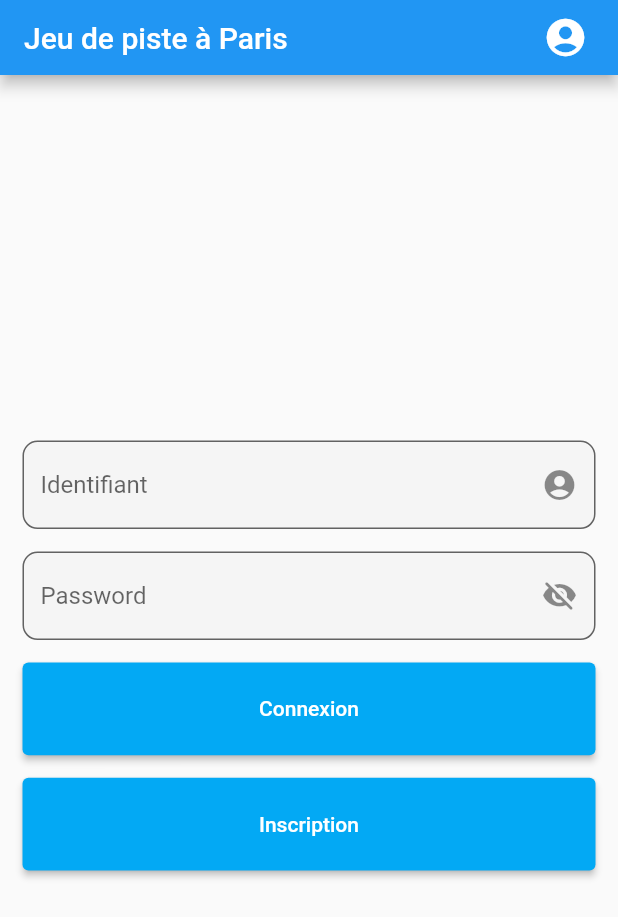
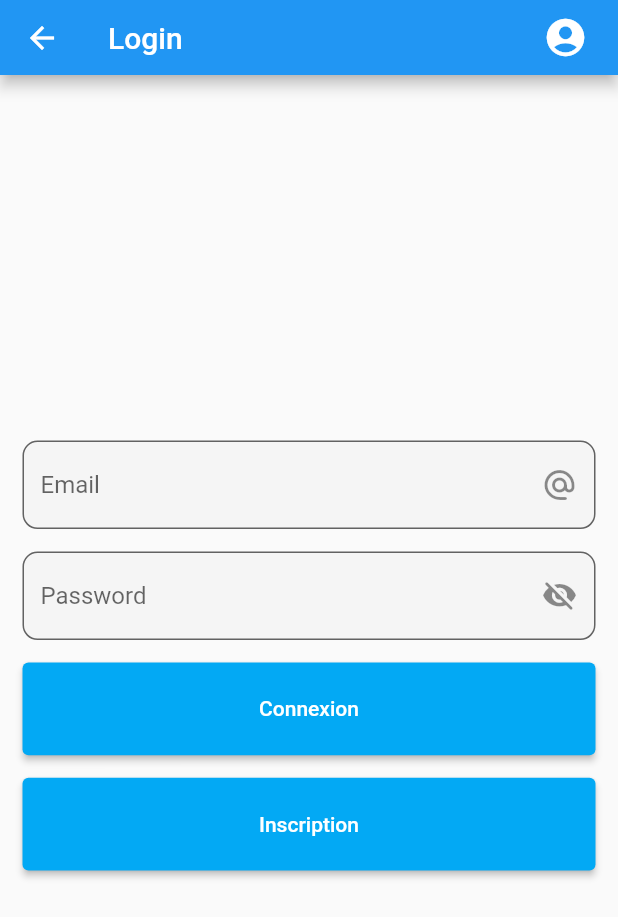
Before and after one commit to gauthLCF94/ydays_trackgame, a Flutter app: the LoginPage screen opened directly, on a phone screen of 412 x 824 dp. Shown: the top 917 px of the screen. Run offline on Flutter 3.47's test engine with Material 2 defaults, Android fonts, the phone set to English and light mode, and no system bars.

Commit message:
form in login/register pages

```diff
--- a/lib/components/questlistitem.dart
+++ b/lib/components/questlistitem.dart
@@ -25,7 +25,7 @@ class QuestListItem extends StatelessWidget {
           child: Column(
             children: <Widget>[
               ListTile (
-                leading: Image.asset(data.image, width: 10),
+                leading: Image.asset("logo_placeholder.png", width: 10),
                 title: Text(data.title),
                 onTap: () {
                   log("Tile taped. ID :" + data.id);
--- a/lib/main.dart
+++ b/lib/main.dart
@@ -1,6 +1,7 @@
 import 'package:flutter/material.dart';
 import 'package:ydays_trackgame/pages/homepage.dart';
-import 'package:ydays_trackgame/pages/loginpage.dart';
+//import 'package:ydays_trackgame/pages/loginpage.dart';
+//import 'package:ydays_trackgame/pages/registerpage.dart';
 // import 'package:ydays_trackgame/pages/riddlepage.dart';
 
 void main() {
@@ -18,7 +19,7 @@ class MyApp extends StatelessWidget {
       theme: ThemeData(
         primarySwatch: Colors.blue,
       ),
-      home: const LoginPage(),
+      home: const HomePage(),
     );
   }
 }
--- a/lib/pages/homepage.dart
+++ b/lib/pages/homepage.dart
@@ -13,6 +13,8 @@ class HomePage extends StatefulWidget {
 }
 
 class HomePageState extends State<HomePage> {
+  final String title = "Home";
+
   // TODO: List<Quest> = appel BDD
   final List<QuestModel> entries = <QuestModel>[
     QuestModel.initialize("0", "La chasse sauvage", "A", "Ceci est une description. Lorem Ipsum tu connais", QuestStatus.done),
@@ -23,8 +25,7 @@ class HomePageState extends State<HomePage> {
   @override
   Widget build(BuildContext context) {
     return Scaffold(
-      // TODO: custom AppBar
-      appBar: CustomAppBar('Jeu de piste à Paris'),
+      appBar: CustomAppBar(title),
       // TODO: adapter au model Quest
       body: ListView.separated(
               padding: const EdgeInsets.all(5),
--- a/lib/pages/loginpage.dart
+++ b/lib/pages/loginpage.dart
@@ -9,7 +9,10 @@ class LoginPage extends StatefulWidget {
 }
 
 class LoginPageState extends State<LoginPage> {
-  String _uid = "";
+  final String title = "Login";
+  final _formKey = GlobalKey<FormState>();
+
+  String _email = "";
   String _pwd = "";
   bool _visibility = false;
 
@@ -22,31 +25,39 @@ class LoginPageState extends State<LoginPage> {
     screenHeight = MediaQuery.of(context).size.height;
 
     return Scaffold(
-      appBar: CustomAppBar("Jeu de piste à Paris"),
-      body: Container(
-        padding: EdgeInsets.all(15.0),
+      appBar: CustomAppBar(title),
+      body: Form(
+        key: _formKey,
+        child: Container(
+          padding: const EdgeInsets.all(15.0),
           child: Column(
             mainAxisAlignment: MainAxisAlignment.center,
             crossAxisAlignment: CrossAxisAlignment.center,
             children: [
-            TextField(
+              TextFormField(
+                validator: (_value) {
+                  //TODO: valider la valeur du champ
+                },
                 onChanged: (String value) {
                   setState(() {
-                  _uid = value;
+                    _email = value;
                   });
                 },
                 decoration: InputDecoration(
                   fillColor: Colors.grey.shade100,
                   filled: true,
-                hintText: "Identifiant",
+                  hintText: "Email",
                   border: OutlineInputBorder(
                     borderRadius: BorderRadius.circular(10.0)
                   ),
-                suffixIcon: const Icon(Icons.account_circle_rounded),
+                  suffixIcon: const Icon(Icons.alternate_email_rounded),
                 ),
               ),
               const SizedBox(height: 15.0,),
-            TextField(
+              TextFormField(
+                validator: (_value) {
+                  //TODO: valider la valeur du champ
+                },
                 obscureText: !_visibility,
                 onChanged: (String value) {
                   setState(() {
@@ -77,6 +88,11 @@ class LoginPageState extends State<LoginPage> {
                 onPressed: () {
                   //TODO: connect user
                   print('connect user');
+                  if (_formKey.currentState!.validate()) {
+                    ScaffoldMessenger.of(context).showSnackBar(
+                        const SnackBar(content: Text("Connection ..."))
+                    );
+                  }
                 },
                 child: const Text('Connexion'),
                 style: ElevatedButton.styleFrom(
@@ -89,6 +105,11 @@ class LoginPageState extends State<LoginPage> {
                 onPressed: () {
                   //TODO: redirect to register page
                   print("redirect to register page");
+                  if (_formKey.currentState!.validate()) {
+                    ScaffoldMessenger.of(context).showSnackBar(
+                        const SnackBar(content: Text("Redirecting ..."))
+                    );
+                  }
                 },
                 child: const Text('Inscription'),
                 style: ElevatedButton.styleFrom(
@@ -99,6 +120,7 @@ class LoginPageState extends State<LoginPage> {
             ],
           ),
         )
+      )
     );
   }
 }
--- a/lib/pages/riddlepage.dart
+++ b/lib/pages/riddlepage.dart
@@ -13,6 +13,8 @@ class RiddlePage extends StatefulWidget {
 }
 
 class RiddlePageState extends State<RiddlePage> {
+  final String title = "Enigmes";
+
   final RiddleModel data = RiddleModel.initialize();
   final FocusNode _focusNode = FocusNode();
   final TextEditingController _riddlePageController = TextEditingController();
@@ -47,7 +49,7 @@ class RiddlePageState extends State<RiddlePage> {
     screenHeight = MediaQuery.of(context).size.height;
 
     return Scaffold(
-      appBar: CustomAppBar('Jeu de piste à Paris'),
+      appBar: CustomAppBar(title),
       body: Container(
         padding: const EdgeInsets.all(10),
         child: Column(
--- a/pubspec.yaml
+++ b/pubspec.yaml
@@ -58,9 +58,10 @@ flutter:
   uses-material-design: true
 
   # To add assets to your application, add an assets section, like this:
-  # assets:
+  assets:
   #   - images/a_dot_burr.jpeg
   #   - images/a_dot_ham.jpeg
+    - assets/img/
 
   # An image asset can refer to one or more resolution-specific "variants", see
   # https://flutter.dev/assets-and-images/#resolution-aware.
```
Also changed, not shown: lib/pages/registerpage.dart (+130 -0 lines), assets/img/logo_placeholder.png (added). Lines whose indentation alone changed are shown as unchanged.
